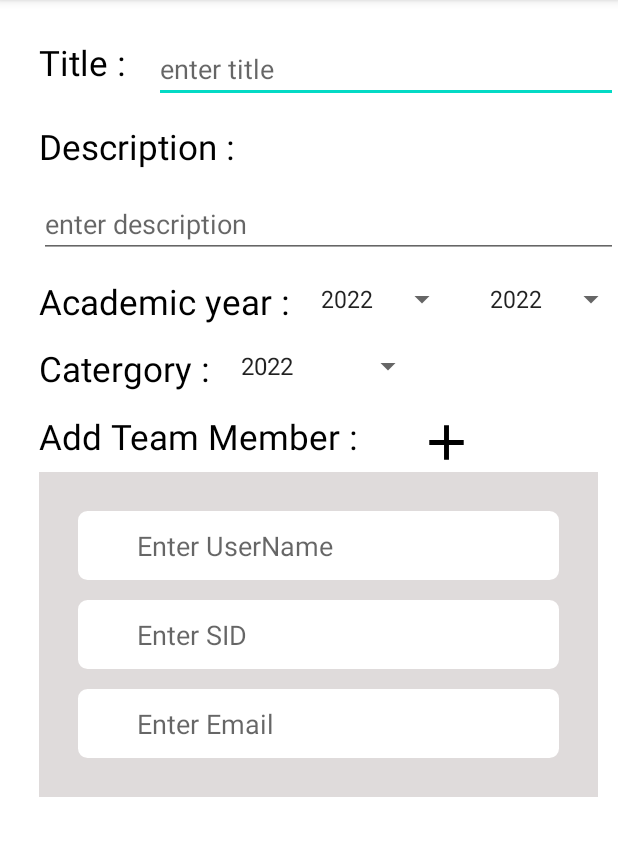
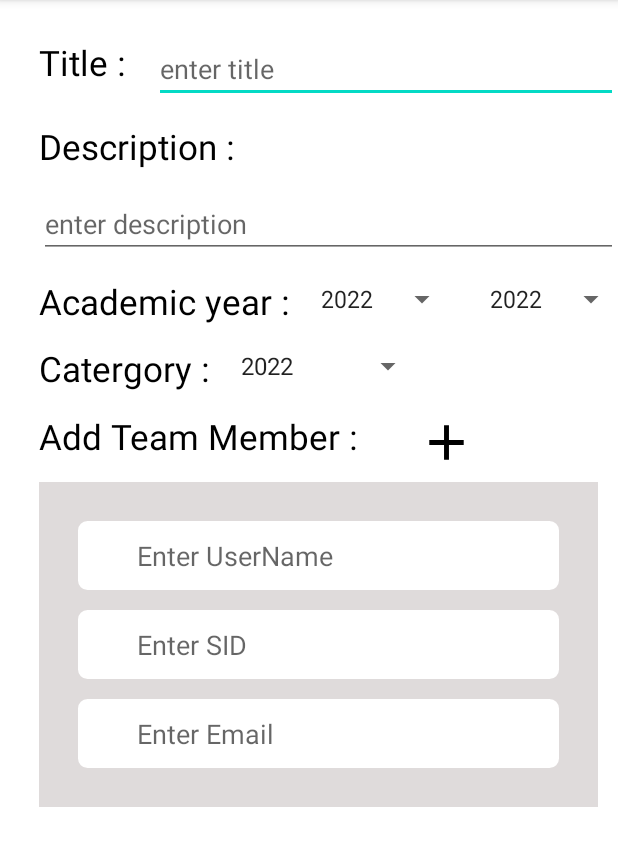
Before and after one commit to MSajida/AndroidProject, an Android app: the EnterProjectDetails screen opened directly, with no data from a screen before it, on a phone screen of 412 x 824 dp, the part 84-950 px from its top. Run offline under Robolectric (Android 15) with nearby library versions, the phone set to English and light mode, and no system bars; our stand-ins replace sdp/ssp sizes.

```diff
--- a/app/src/main/res/layout/activity_enter_project_details.xml
+++ b/app/src/main/res/layout/activity_enter_project_details.xml
@@ -125,6 +125,7 @@
         android:layout_width="match_parent"
         android:orientation="vertical"
         android:background="#DFDBDB"
+        android:layout_marginTop="@dimen/_5sdp"
         android:layout_marginRight="@dimen/_10sdp"
         app:layout_constraintTop_toBottomOf="@id/add_details"
         android:layout_marginLeft="@dimen/_20sdp"
```
